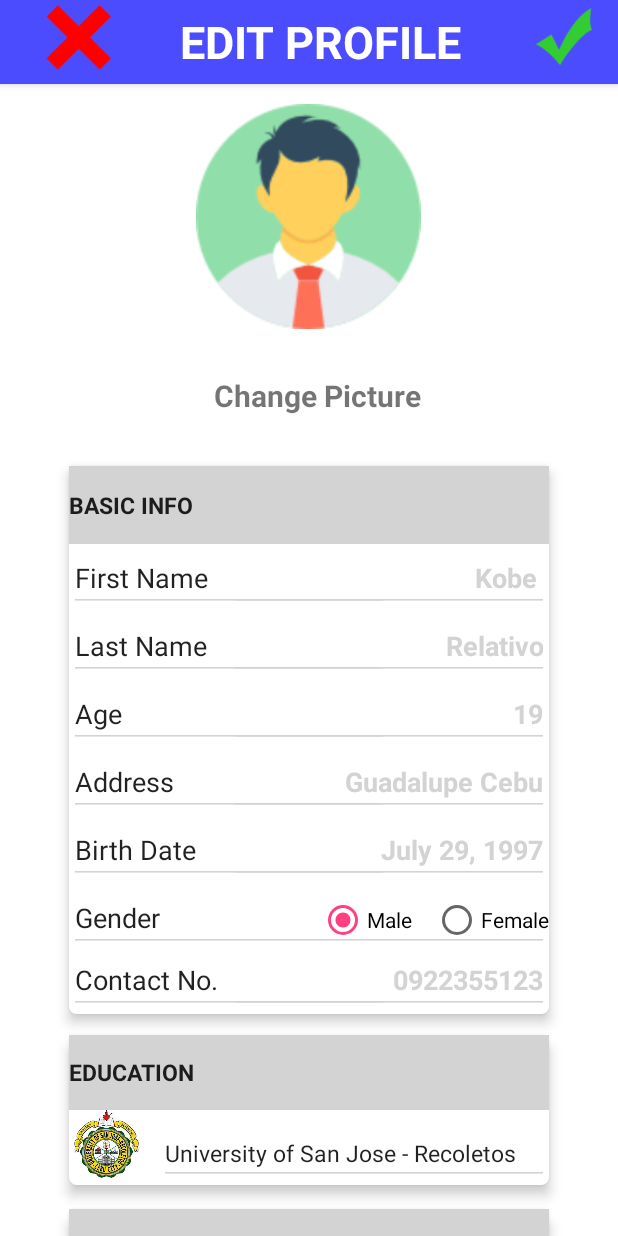
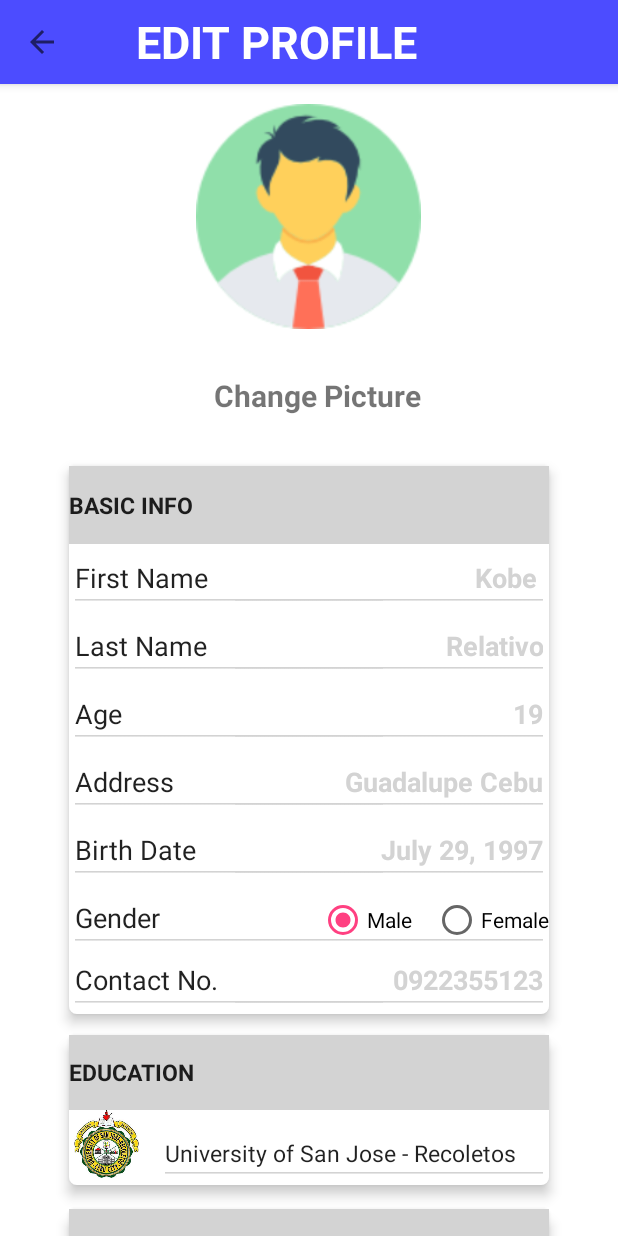
Before and after one commit to relativokobe/editprofile, an Android app: the screen it shows after launch (MainActivity), on a phone screen of 412 x 824 dp. Run offline under Robolectric (Android 15) with nearby library versions, the phone set to English and light mode, and no system bars.

Commit message:
Final najud ni

```diff
--- a/app/src/main/java/com/example/asus/editprofilepract3/MainActivity.java
+++ b/app/src/main/java/com/example/asus/editprofilepract3/MainActivity.java
@@ -24,6 +24,7 @@ public class MainActivity extends AppCompatActivity {
 
         Toolbar toolbar = (Toolbar) findViewById(R.id.toolbar);
         setSupportActionBar(toolbar);
+        getSupportActionBar().setDisplayHomeAsUpEnabled(true);
         getSupportActionBar().setTitle("");
         getSupportActionBar().show();
         ViewPager viewPager = (ViewPager) findViewById(R.id.viewpager);
--- a/app/src/main/res/layout/activity_main.xml
+++ b/app/src/main/res/layout/activity_main.xml
@@ -33,13 +33,7 @@
                     android:orientation="horizontal"
                     android:weightSum="5">
 
-                <ImageView
-                    android:layout_width="5dp"
-                    android:layout_height="50dp"
-                    android:layout_gravity="left"
-                    android:src="@drawable/ex"
-                    android:layout_weight="1"
-                    app:srcCompat="@drawable/ex" />
+
 
                 <TextView
                     android:layout_width="50sp"
@@ -51,17 +45,9 @@
                     android:textStyle="bold"
                     android:textColor="@android:color/white" />
 
-                <ImageView
-                    android:layout_width="5dp"
-                    android:layout_height="50dp"
-                    android:layout_gravity="right"
-                    android:src="@drawable/check"
-                    android:layout_weight="1"
-                    />
+
 
                 </LinearLayout>
-
-
 
                 </android.support.v7.widget.Toolbar>
 
```
